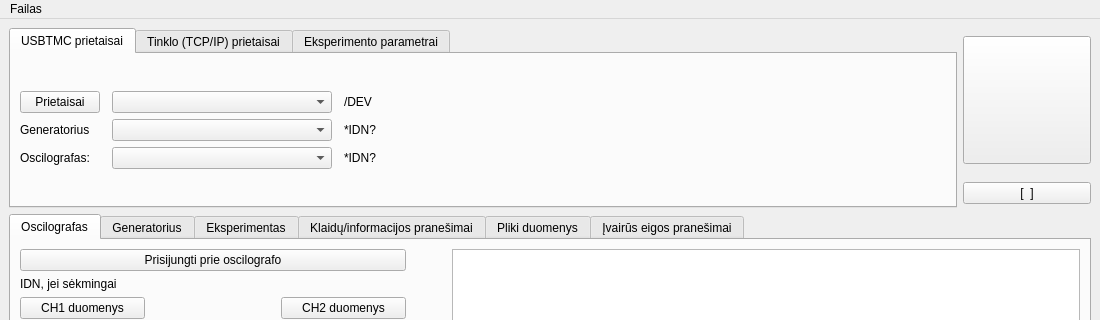
Old version of the form UIfiles/GUIThread.ui in the repository userIsTaken/TryUSB; both pictures show x 0 to 1100 and y 0 to 320 of the 1100 by 900 pixel window.
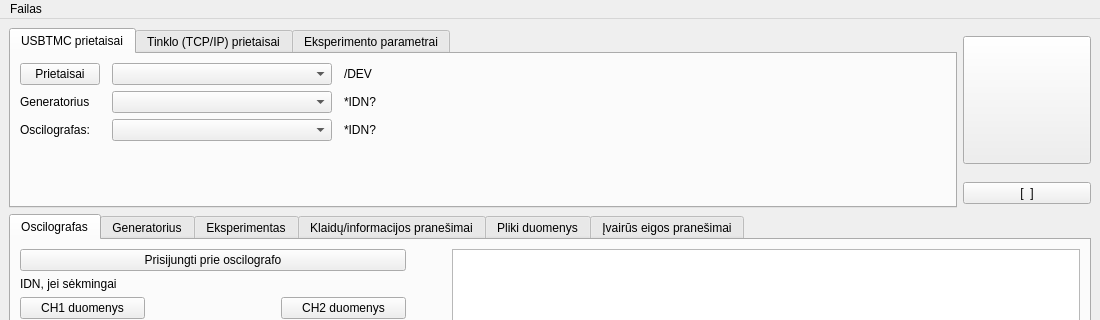
New version of the form. The open tabs and pages were chosen to show the change. Icons and pictures are not drawn. Custom widgets are drawn as their Qt base class.

Patch:
```diff
--- a/UIfiles/GUIThread.ui
+++ b/UIfiles/GUIThread.ui
@@ -29,6 +29,9 @@
    <layout class="QGridLayout" name="gridLayout_28">
     <item row="0" column="0" colspan="4">
      <layout class="QGridLayout" name="gridLayout_3">
+      <property name="sizeConstraint">
+       <enum>QLayout::SetMaximumSize</enum>
+      </property>
       <item row="0" column="0" rowspan="2">
        <widget class="QTabWidget" name="devicesTabWidget">
         <property name="sizePolicy">
@@ -46,7 +49,7 @@
         <property name="maximumSize">
          <size>
           <width>16777215</width>
-          <height>220</height>
+          <height>800</height>
          </size>
         </property>
         <property name="currentIndex">
@@ -59,6 +62,9 @@
          <layout class="QGridLayout" name="gridLayout_5">
           <item row="0" column="0">
            <layout class="QGridLayout" name="gridLayout_2">
+            <property name="sizeConstraint">
+             <enum>QLayout::SetMaximumSize</enum>
+            </property>
             <item row="1" column="2" colspan="2">
              <widget class="QComboBox" name="comboBox_for_generator">
               <property name="sizePolicy">
@@ -212,6 +218,19 @@
             </item>
            </layout>
           </item>
+          <item row="1" column="0">
+           <spacer name="verticalSpacer_5">
+            <property name="orientation">
+             <enum>Qt::Vertical</enum>
+            </property>
+            <property name="sizeHint" stdset="0">
+             <size>
+              <width>20</width>
+              <height>40</height>
+             </size>
+            </property>
+           </spacer>
+          </item>
          </layout>
         </widget>
         <widget class="QWidget" name="tcpipDevicesTab">
@@ -1821,7 +1840,7 @@
       </property>
      </widget>
     </item>
-    <item row="3" column="2">
+    <item row="2" column="2">
      <spacer name="horizontalSpacer">
       <property name="orientation">
        <enum>Qt::Horizontal</enum>
@@ -1841,19 +1860,6 @@
       </property>
      </widget>
     </item>
-    <item row="1" column="0">
-     <spacer name="verticalSpacer_4">
-      <property name="orientation">
-       <enum>Qt::Vertical</enum>
-      </property>
-      <property name="sizeHint" stdset="0">
-       <size>
-        <width>20</width>
-        <height>40</height>
-       </size>
-      </property>
-     </spacer>
-    </item>
    </layout>
   </widget>
   <widget class="QMenuBar" name="menubar">
```
Left out of the diff: 26 changed lines with no effect on the pictures.
